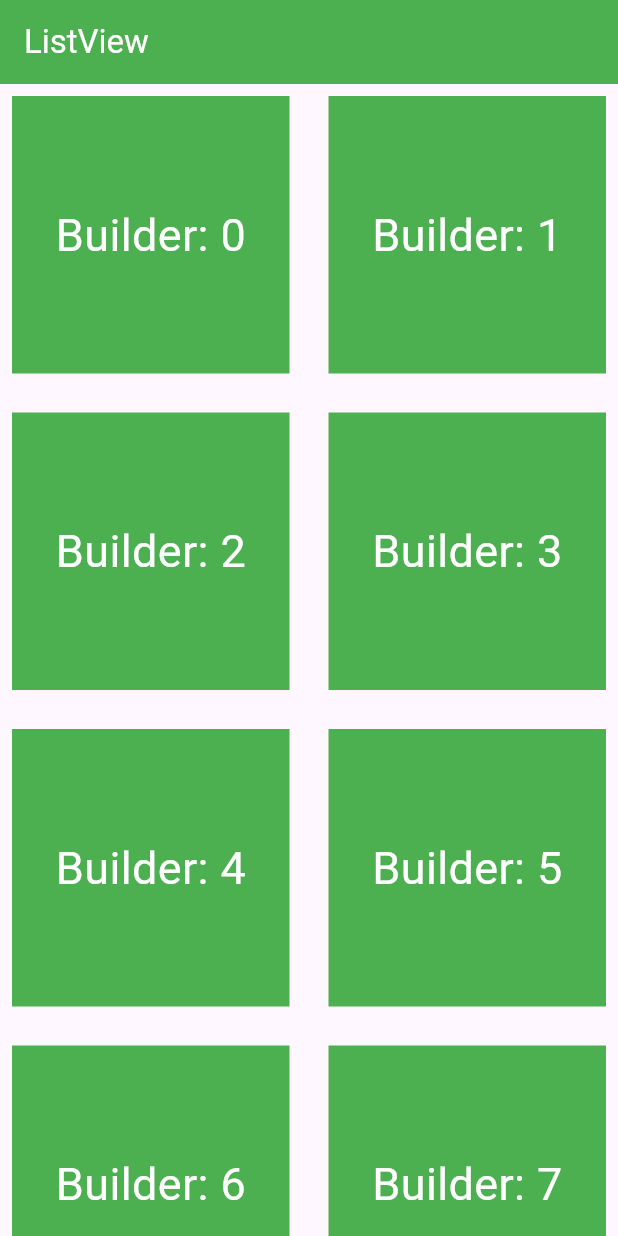
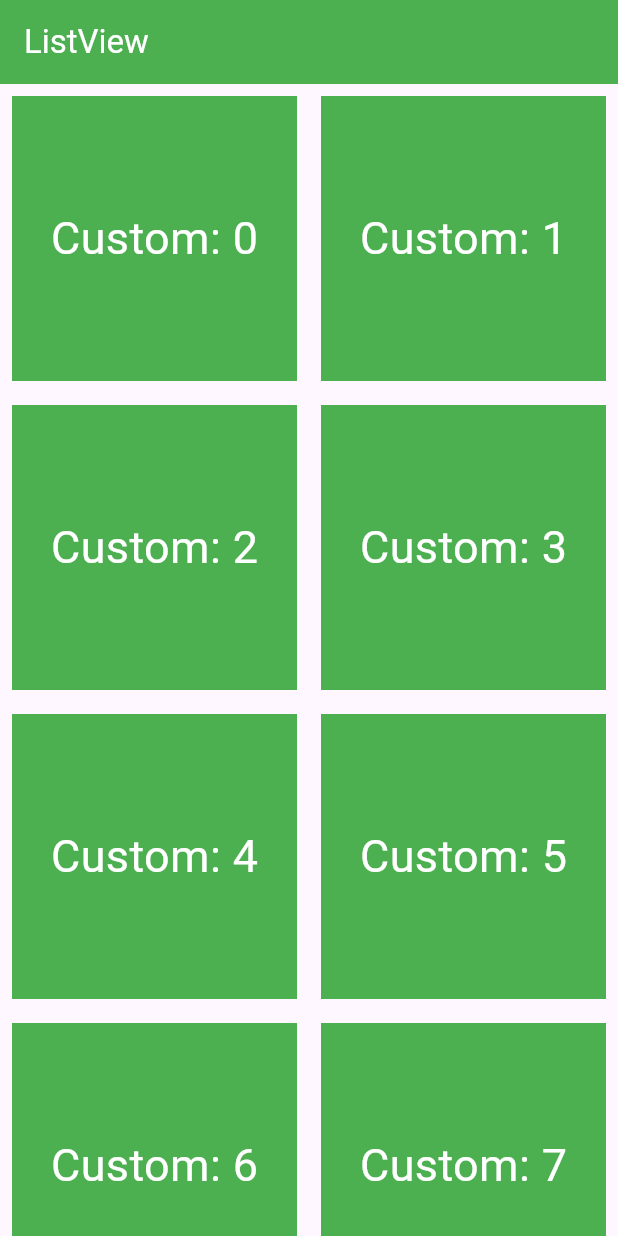
Before and after one commit to dtech-innovation/flutter_ex_10_gridview-, a Flutter app: the screen it shows after launch, on a phone screen of 412 x 824 dp. Run offline on Flutter 3.47's test engine with Material 3 defaults, Android fonts, the light colour scheme and no system bars.

Commit message:
Change to GridView.custom()

```diff
--- a/lib/main.dart
+++ b/lib/main.dart
@@ -31,27 +31,25 @@ class _MyHomePageState extends State<MyHomePage> {
         backgroundColor: Colors.green,
         foregroundColor: Colors.white,
       ),
-      body: GridView.builder(
+      body: GridView.custom(
         gridDelegate: SliverGridDelegateWithFixedCrossAxisCount(
           crossAxisCount: 2,
-          crossAxisSpacing: 10,
-          mainAxisSpacing: 10,
         ),
-        itemCount: 20,
-        itemBuilder: (context, index) {
-          return Padding(
+        childrenDelegate: SliverChildBuilderDelegate(
+          (context, index) => Padding(
             padding: const EdgeInsets.all(8.0),
             child: Container(
               color: Colors.green,
               child: Center(
                 child: Text(
-                  "Builder: $index",
+                  "Custom: $index",
                   style: TextStyle(color: Colors.white, fontSize: 30),
                 ),
               ),
             ),
-          );
-        },
+          ),
+          childCount: 10,
+        ),
       ),
     );
   }
```
